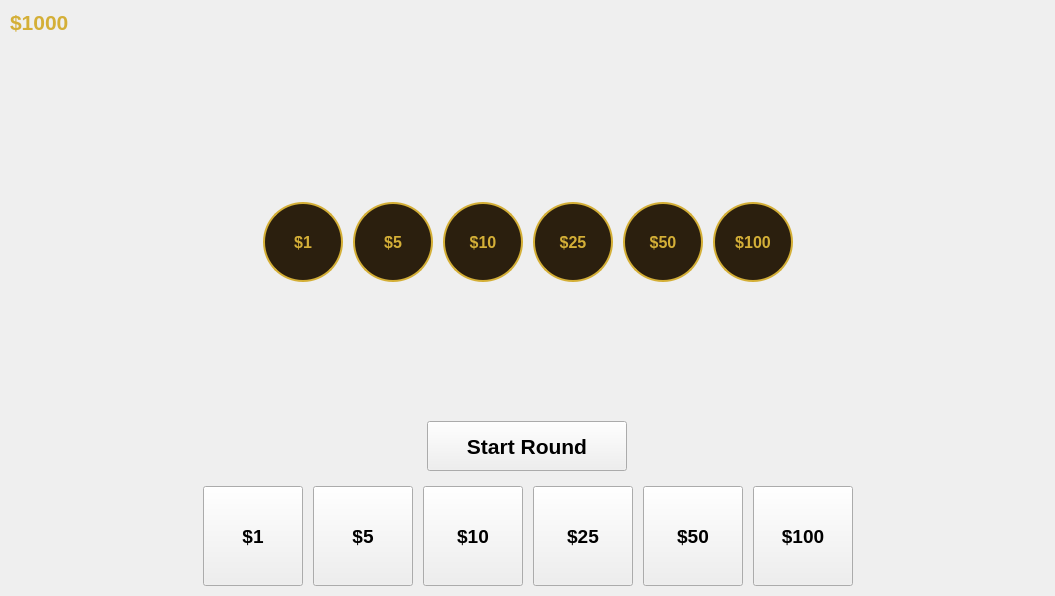
Before: the Qt Designer form game_widget.ui in owenharvey78/blackjack-learning-game, drawn with Qt 5.
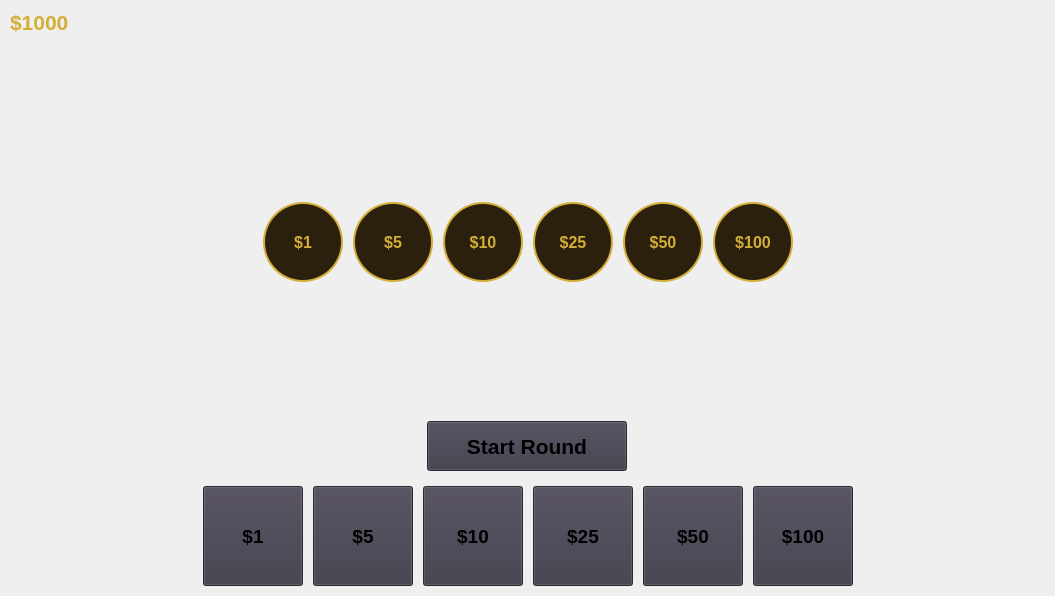
After: the same form once the commit is applied.

Commit message: Change main window size and set background of chip buttons to gray

```diff
--- a/game_widget.ui
+++ b/game_widget.ui
@@ -16,6 +16,12 @@
   <property name="windowTitle">
    <string>Form</string>
   </property>
+  <property name="autoFillBackground">
+   <bool>true</bool>
+  </property>
+  <property name="styleSheet">
+   <string notr="true"/>
+  </property>
   <layout class="QVBoxLayout" name="mainVerticalLayout">
    <property name="spacing">
     <number>10</number>
@@ -291,7 +297,8 @@
           </size>
          </property>
          <property name="styleSheet">
-          <string>font-size: 16pt; font-weight: bold;</string>
+          <string notr="true">font-size: 16pt; font-weight: bold;
+background-color: rgb(61, 56, 70);</string>
          </property>
          <property name="text">
           <string>Start Round</string>
@@ -333,7 +340,8 @@
           </size>
          </property>
          <property name="styleSheet">
-          <string>font-size: 14pt; font-weight: bold;</string>
+          <string notr="true">font-size: 14pt; font-weight: bold;
+background-color: rgb(61, 56, 70);</string>
          </property>
          <property name="text">
           <string>$1</string>
@@ -355,7 +363,8 @@
           </size>
          </property>
          <property name="styleSheet">
-          <string>font-size: 14pt; font-weight: bold;</string>
+          <string notr="true">font-size: 14pt; font-weight: bold;
+background-color: rgb(61, 56, 70);</string>
          </property>
          <property name="text">
           <string>$5</string>
@@ -377,7 +386,8 @@
           </size>
          </property>
          <property name="styleSheet">
-          <string>font-size: 14pt; font-weight: bold;</string>
+          <string notr="true">font-size: 14pt; font-weight: bold;
+background-color: rgb(61, 56, 70);</string>
          </property>
          <property name="text">
           <string>$10</string>
@@ -399,7 +409,8 @@
           </size>
          </property>
          <property name="styleSheet">
-          <string>font-size: 14pt; font-weight: bold;</string>
+          <string notr="true">font-size: 14pt; font-weight: bold;
+background-color: rgb(61, 56, 70);</string>
          </property>
          <property name="text">
           <string>$25</string>
@@ -421,7 +432,8 @@
           </size>
          </property>
          <property name="styleSheet">
-          <string>font-size: 14pt; font-weight: bold;</string>
+          <string notr="true">font-size: 14pt; font-weight: bold;
+background-color: rgb(61, 56, 70);</string>
          </property>
          <property name="text">
           <string>$50</string>
@@ -443,7 +455,8 @@
           </size>
          </property>
          <property name="styleSheet">
-          <string>font-size: 14pt; font-weight: bold;</string>
+          <string notr="true">font-size: 14pt; font-weight: bold;
+background-color: rgb(61, 56, 70);</string>
          </property>
          <property name="text">
           <string>$100</string>
```
The commit also changes 1 other file.
